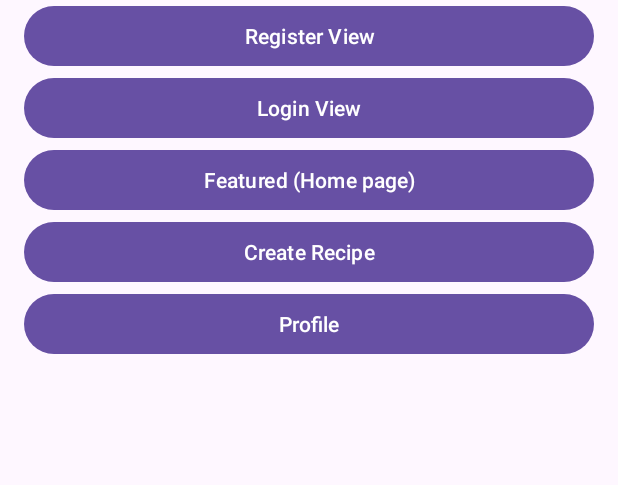
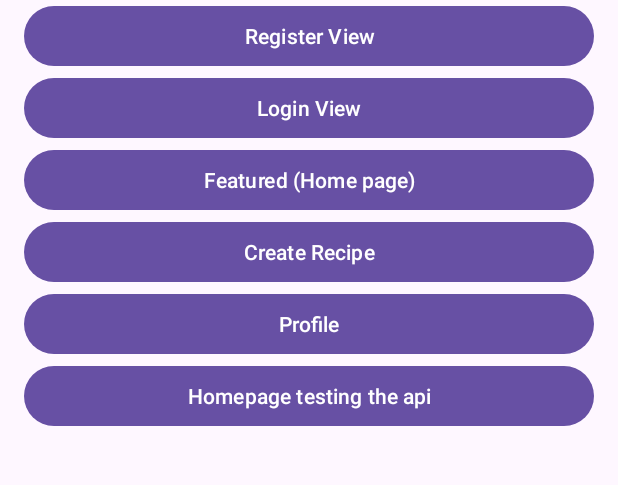
Before and after one commit to AidanMonk/LetsCook, an Android app: the screen it shows after launch (LinksView), on a phone screen of 412 x 824 dp, the part 49-534 px from its top. Run offline under Robolectric (Android 15) with nearby library versions, the phone set to English and light mode, and no system bars.

Commit message:
added some small changes

```diff
--- a/app/build.gradle.kts
+++ b/app/build.gradle.kts
@@ -43,4 +43,10 @@ dependencies {
     testImplementation(libs.junit)
     androidTestImplementation(libs.ext.junit)
     androidTestImplementation(libs.espresso.core)
+    implementation ("com.squareup.retrofit2:retrofit:2.9.0")
+    implementation ("com.squareup.retrofit2:converter-gson:2.9.0")
+    implementation ("com.squareup.retrofit2:converter-gson:2.9.0")
+    implementation ("com.github.bumptech.glide:glide:4.13.0") // for image loading
+    implementation ("androidx.cardview:cardview:1.0.0")
+
 }
--- a/app/src/main/java/com/example/letscook/LinksView.java
+++ b/app/src/main/java/com/example/letscook/LinksView.java
@@ -23,6 +23,7 @@ public class LinksView extends AppCompatActivity {
         Button featuredBtn = findViewById(R.id.featuredBtn);
         Button createRecipeBtn = findViewById(R.id.createRecipeBtn);
         Button profileBtn = findViewById(R.id.profileBtn);
+        Button HomeBtn = findViewById(R.id.HomeBtn);
 
         // Set up click listeners for each button
         registerBtn.setOnClickListener(v -> {
@@ -49,5 +50,10 @@ public class LinksView extends AppCompatActivity {
             Intent intent = new Intent(LinksView.this, UserProfile.class);
             startActivity(intent);
         });
+
+        HomeBtn.setOnClickListener(v -> {
+            Intent intent = new Intent(LinksView.this, Homepage.class);
+            startActivity(intent);
+        });
     }
 }
--- a/app/src/main/res/layout/activity_links_view.xml
+++ b/app/src/main/res/layout/activity_links_view.xml
@@ -42,4 +42,9 @@
         android:layout_width="match_parent"
         android:layout_height="wrap_content"
         android:text="Profile" />
+    <Button
+        android:id="@+id/HomeBtn"
+        android:layout_width="match_parent"
+        android:layout_height="wrap_content"
+        android:text="Homepage testing the api" />
 </LinearLayout>
--- a/app/src/main/res/layout/activity_recipes_api.xml
+++ b/app/src/main/res/layout/activity_recipes_api.xml
@@ -15,18 +15,18 @@
         android:textSize="20dp"
         android:textStyle="bold"
         android:layout_gravity="center"/>
+
     <ImageView
         android:id="@+id/recipeImage"
         android:layout_width="match_parent"
         android:layout_height="150dp"
         android:scaleType="centerCrop"/>
 
-
-
     <TextView
-        android:id="@+id/recipeSummary"
+        android:id="@+id/recipeSourceName"
         android:layout_width="wrap_content"
         android:layout_height="wrap_content"
         android:text="Summary of recipe"
         android:textSize="14dp"/>
+
 </LinearLayout>
```
Also changed, not shown: app/src/main/AndroidManifest.xml (+9 -0 lines), app/src/main/java/com/example/letscook/RecipeAdapter.java (+4 -4 lines), app/src/main/res/layout/activity_homepage.xml (+5 -23 lines).
